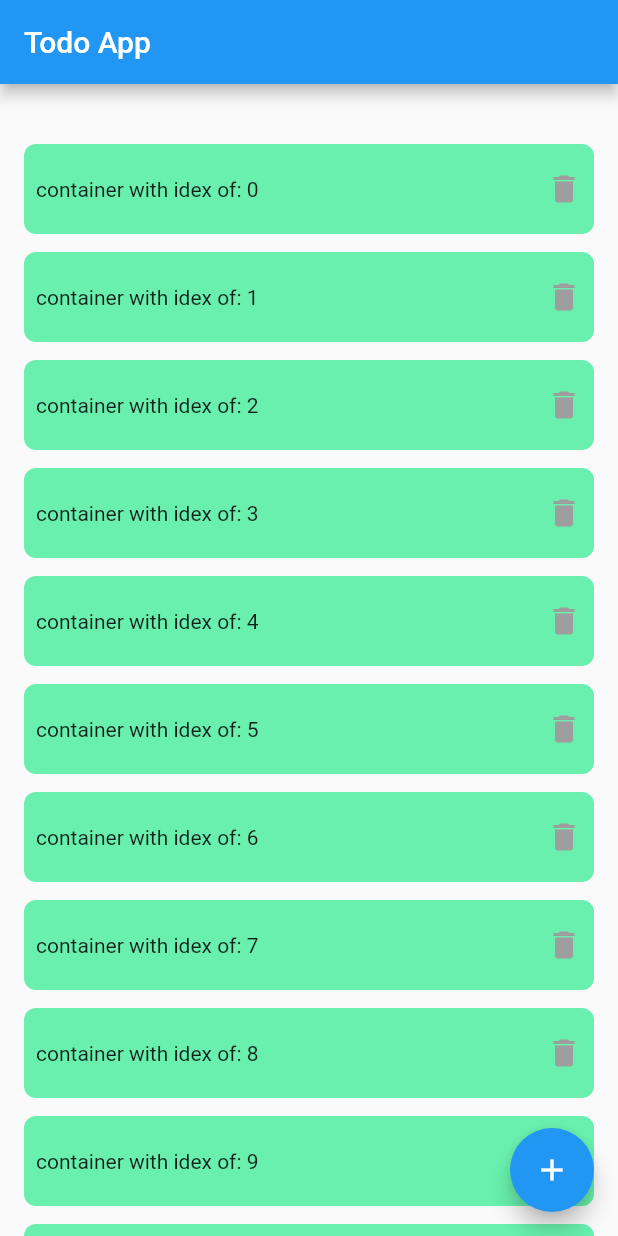
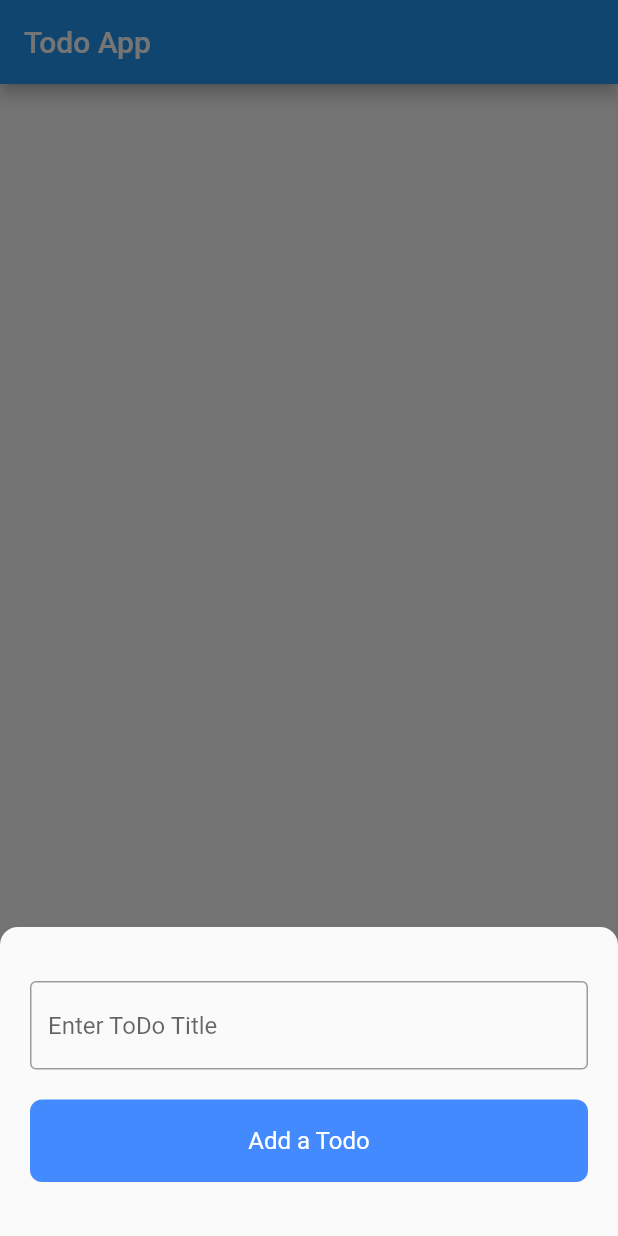
Before and after one commit to MohdAfzalUolo/seseDemo, a Flutter app: the screen it shows after launch, after a tap on the "add" icon, on a phone screen of 412 x 824 dp. Run offline on Flutter 3.47's test engine with Material 2 defaults, Android fonts, the phone set to English and light mode, and no system bars.

Commit message:
added actions for add edit delete todos

```diff
--- a/lib/data/todo_data.dart
+++ b/lib/data/todo_data.dart
@@ -1,9 +1,11 @@
-// class TodoItemData {
-//   String title;
-//   String subTitle;
-//   bool isCompleted;
-//
-//   TodoItemData({
-//     this
-// })
-// }
+class TodoItemData {
+  String title;
+  String subTitle;
+  bool isCompleted;
+
+  TodoItemData({
+    required this.title,
+    required this.subTitle,
+    required this.isCompleted,
+  });
+}
--- a/lib/ui/todo_app.dart
+++ b/lib/ui/todo_app.dart
@@ -1,3 +1,4 @@
+import 'package:dummy/data/todo_data.dart';
 import 'package:flutter/material.dart';
 
 class TodoApp extends StatefulWidget {
@@ -8,9 +9,25 @@ class TodoApp extends StatefulWidget {
 }
 
 class _TodoAppState extends State<TodoApp> {
+  List<TodoItemData> todoList = [];
+  late TextEditingController _textEditingController;
+
+  @override
+  void initState() {
+    _textEditingController = TextEditingController();
+    super.initState();
+  }
+
+  @override
+  void dispose() {
+    _textEditingController.dispose();
+    super.dispose();
+  }
+
   @override
   Widget build(BuildContext context) {
     return Scaffold(
+      resizeToAvoidBottomInset: false,
       appBar: AppBar(
         title: Text('Todo App'),
       ),
@@ -21,23 +38,39 @@ class _TodoAppState extends State<TodoApp> {
             child: ListView.separated(
               padding: EdgeInsets.symmetric(vertical: 40),
               shrinkWrap: true,
-              itemCount: 40,
+              itemCount: todoList.length,
               itemBuilder: (context, index) {
                 return Container(
                   margin: const EdgeInsets.symmetric(horizontal: 16),
                   padding: const EdgeInsets.all(8),
                   decoration: BoxDecoration(
-                      color: Colors.greenAccent,
+                      color: todoList[index].isCompleted
+                          ? Colors.greenAccent
+                          : Colors.deepOrangeAccent,
                       borderRadius: BorderRadius.circular(8)),
                   width: double.infinity,
                   height: 60,
                   child: Row(
                     mainAxisAlignment: MainAxisAlignment.spaceBetween,
                     children: [
-                      Text('container with idex of: $index'),
-                      Icon(
-                        Icons.delete,
+                      Text(
+                          '${todoList[index].title}      isCompleted: ${todoList[index].isCompleted.toString()}'),
+                      IconButton(
+                        icon: const Icon(Icons.delete),
                         color: Colors.grey,
+                        onPressed: () {
+                          setState(() {
+                            todoList.removeAt(index);
+
+                            ///this logic is for your checkbox
+                            //  todoList[index].isCompleted =
+                            //      !(todoList[index].isCompleted);
+
+                            ///logic for edit title
+                            // showBottomSheet(context: context, builder: builder)
+                            //  todoList[index].title = _textEditingController.text;
+                          });
+                        },
                       )
                     ],
                   ),
@@ -53,8 +86,67 @@ class _TodoAppState extends State<TodoApp> {
         ],
       ),
       floatingActionButton: FloatingActionButton(
-        onPressed: () {},
-        child: Icon(Icons.add),
+        onPressed: () {
+          _textEditingController.text = '';
+          showModalBottomSheet(
+              isScrollControlled: true,
+              context: context,
+              shape: RoundedRectangleBorder(
+                  borderRadius: BorderRadius.only(
+                topRight: Radius.circular(12),
+                topLeft: Radius.circular(12),
+              )),
+              builder: (context) {
+                return Padding(
+                  padding: EdgeInsets.only(
+                      top: 36,
+                      right: 20,
+                      left: 20,
+                      bottom: MediaQuery.of(context).viewInsets.bottom + 36),
+                  child: Column(mainAxisSize: MainAxisSize.min, children: [
+                    TextField(
+                      controller: _textEditingController,
+                      decoration: const InputDecoration(
+                        border: OutlineInputBorder(),
+                        hintText: 'Enter ToDo Title',
+                      ),
+                    ),
+                    const SizedBox(
+                      height: 20,
+                    ),
+                    InkWell(
+                      onTap: () {
+                        setState(() {
+                          if (_textEditingController.text.isNotEmpty) {
+                            TodoItemData obj = TodoItemData(
+                                title: _textEditingController.text,
+                                subTitle: '',
+                                isCompleted: false);
+                            todoList.add(obj);
+                          }
+                        });
+
+                        Navigator.pop(context);
+                      },
+                      child: Container(
+                        padding: EdgeInsets.symmetric(vertical: 18),
+                        width: double.infinity,
+                        decoration: BoxDecoration(
+                          color: Colors.blueAccent,
+                          borderRadius: BorderRadius.circular(8),
+                        ),
+                        child: Center(
+                            child: Text(
+                          'Add a Todo',
+                          style: TextStyle(fontSize: 16, color: Colors.white),
+                        )),
+                      ),
+                    ),
+                  ]),
+                );
+              });
+        },
+        child: const Icon(Icons.add),
       ),
     );
   }
```
Also changed, not shown: lib/ui/widget/user_input_bottom_sheet.dart (added, +55 -0 lines).
